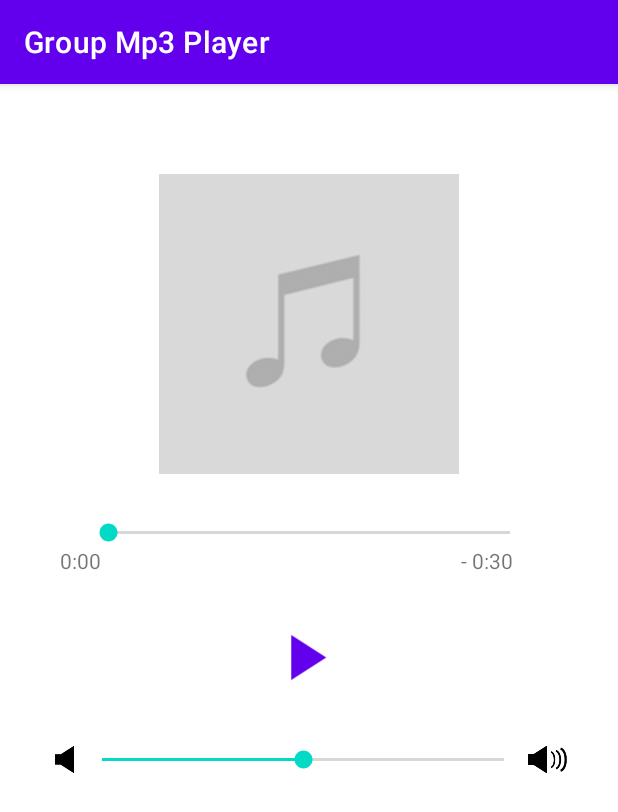
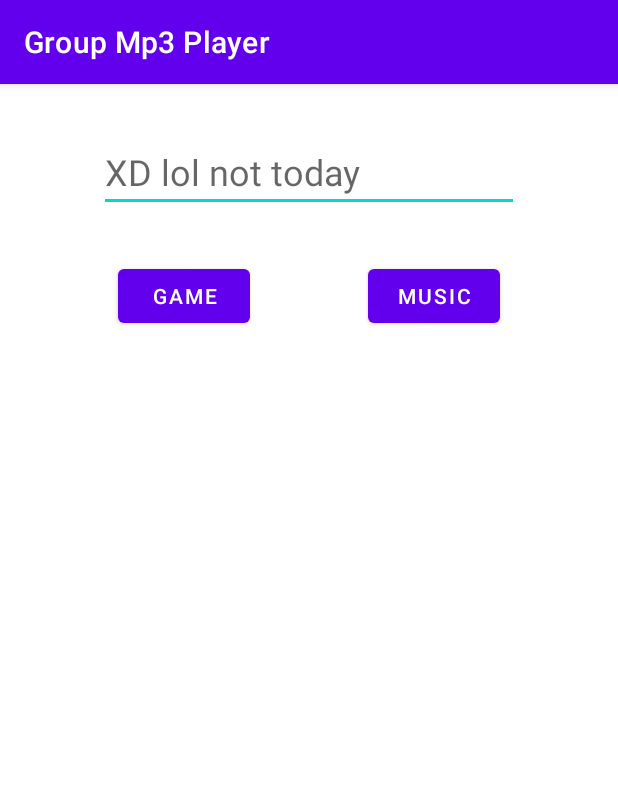
Before and after one commit to KrisTNg/Educational-App-HCI, an Android app: the screen it shows after launch (MainActivity), on a phone screen of 412 x 824 dp. Shown: the top 812 px of the screen. Run offline under Robolectric (Android 15) with nearby library versions, the phone set to English and light mode, and no system bars.

Commit message:
updated changes

```diff
--- a/GroupMp3Player/app/src/main/java/com/example/groupmp3player/MainActivity.java
+++ b/GroupMp3Player/app/src/main/java/com/example/groupmp3player/MainActivity.java
@@ -2,140 +2,33 @@ package com.example.groupmp3player;
 
 import androidx.appcompat.app.AppCompatActivity;
 
-import android.media.MediaPlayer;
+import android.content.Intent;
 import android.os.Bundle;
-import android.os.Handler;
-import android.os.Message;
 import android.view.View;
-import android.widget.Button;
-import android.widget.SeekBar;
-import android.widget.TextView;
 
 public class MainActivity extends AppCompatActivity {
-
-    Button playBtn;
-    SeekBar positionBar, volumeBar;
-    TextView elapsedTimeLabel, remainingTimeLabel;
-    MediaPlayer mp;
-    int totalTime;
 
     @Override
     protected void onCreate(Bundle savedInstanceState) {
         super.onCreate(savedInstanceState);
         setContentView(R.layout.activity_main);
-        playBtn = findViewById(R.id.playBtn);
-        elapsedTimeLabel = findViewById(R.id.elapsedTimeLabel);
-        remainingTimeLabel = findViewById(R.id.remainingTimeLabel);
+    }
 
-        // Media Player
-        mp = MediaPlayer.create(this, R.raw.sample);
-        mp.setLooping(true);
-        mp.seekTo(0);
-        mp.setVolume(0.5f, 0.5f);
-        totalTime = mp.getDuration();
-
-        // Position Bar
-        positionBar = findViewById(R.id.positionBar);
-        positionBar.setMax(totalTime);
-        positionBar.setOnSeekBarChangeListener(
-                new SeekBar.OnSeekBarChangeListener() {
-                    @Override
-                    public void onProgressChanged(SeekBar seekBar, int progress, boolean fromUser) {
-                        if (fromUser) {
-                            mp.seekTo(progress);
-                            positionBar.setProgress(progress);
-                        }
-                    }
-
-                    @Override
-                    public void onStartTrackingTouch(SeekBar seekBar) {
-                    }
-
-                    @Override
-                    public void onStopTrackingTouch(SeekBar seekBar) {
-                    }
-                }
-        );
+    public void music_screen(View view)
+    {
+        Intent intent2 = new Intent(getApplicationContext(), musicActivity.class);
 
 
-        // Volume Bar
-        volumeBar = findViewById(R.id.volumeBar);
-        volumeBar.setOnSeekBarChangeListener(
-                new SeekBar.OnSeekBarChangeListener() {
-                    @Override
-                    public void onProgressChanged(SeekBar seekBar, int progress, boolean fromUser) {
-                        float volumeNum = progress / 100f;
-                        mp.setVolume(volumeNum, volumeNum);
-                    }
+        startActivity(intent2);
+    }
 
-                    @Override
-                    public void onStartTrackingTouch(SeekBar seekBar) {
-                    }
+    public void game_screen(View View)
+    {
 
-                    @Override
-                    public void onStopTrackingTouch(SeekBar seekBar) {
-                    }
-                }
-        );
+        Intent intent = new Intent(getApplicationContext(), gameActivity.class);
 
-        // Thread (Update positionBar & timeLabel)
-        new Thread(new Runnable() {
-            @Override
-            public void run() {
-                while (mp != null) {
-                    try {
-                        Message msg = new Message();
-                        msg.what = mp.getCurrentPosition();
-                        handler.sendMessage(msg);
-                        Thread.sleep(1000);
-                    } catch (InterruptedException ignored) {}
-                }
-            }
-        }).start();
+
+        startActivity(intent);
 
     }
-
-    private Handler handler = new Handler(new Handler.Callback() {
-        @Override
-        public boolean handleMessage(Message msg) {
-            int currentPosition = msg.what;
-            // Update positionBar.
-            positionBar.setProgress(currentPosition);
-
-            // Update Labels.
-            String elapsedTime = createTimeLabel(currentPosition);
-            elapsedTimeLabel.setText(elapsedTime);
-
-            String remainingTime = "- " + createTimeLabel(totalTime - currentPosition);
-            remainingTimeLabel.setText(remainingTime);
-
-            return true;
-        }
-    });
-
-    public String createTimeLabel(int time) {
-        String timeLabel = "";
-        int min = time / 1000 / 60;
-        int sec = time / 1000 % 60;
-
-        timeLabel = min + ":";
-        if (sec < 10) timeLabel += "0";
-        timeLabel += sec;
-
-        return timeLabel;
-    }
-
-    public void playBtnClick(View view) {
-
-        if (!mp.isPlaying()) {
-            // Stopping
-            mp.start();
-            playBtn.setBackgroundResource(R.drawable.stop);
-
-        } else {
-            // Playing
-            mp.pause();
-            playBtn.setBackgroundResource(R.drawable.play);
-        }
-    }
 }
--- a/GroupMp3Player/app/src/main/res/layout/activity_main.xml
+++ b/GroupMp3Player/app/src/main/res/layout/activity_main.xml
@@ -1,70 +1,45 @@
 <?xml version="1.0" encoding="utf-8"?>
-<LinearLayout xmlns:android="http://schemas.android.com/apk/res/android"
+<androidx.constraintlayout.widget.ConstraintLayout xmlns:android="http://schemas.android.com/apk/res/android"
     xmlns:app="http://schemas.android.com/apk/res-auto"
     xmlns:tools="http://schemas.android.com/tools"
     android:layout_width="match_parent"
     android:layout_height="match_parent"
-    tools:context="com.example.groupmp3player.MainActivity"
-    android:orientation="vertical"
-    android:gravity="center_horizontal">
+    tools:context=".MainActivity">
 
-    <ImageView
+    <Button
+        android:id="@+id/btn_game"
         android:layout_width="wrap_content"
         android:layout_height="wrap_content"
-        android:src="@drawable/image"
-        android:layout_marginTop="60dp"/>
+        android:layout_marginTop="32dp"
+        android:onClick="game_screen"
+        android:text="Game"
+        app:layout_constraintEnd_toStartOf="@+id/Music"
+        app:layout_constraintHorizontal_bias="0.5"
+        app:layout_constraintStart_toStartOf="parent"
+        app:layout_constraintTop_toBottomOf="@+id/edt_MSG" />
 
-    <SeekBar
-        android:id="@+id/positionBar"
-        android:layout_width="300dp"
+    <EditText
+        android:id="@+id/edt_MSG"
+        android:layout_width="wrap_content"
         android:layout_height="wrap_content"
-        android:layout_marginTop="30dp"/>
-
-    <LinearLayout
-        android:layout_width="match_parent"
-        android:layout_height="wrap_content">
-        <TextView
-            android:id="@+id/elapsedTimeLabel"
-            android:layout_width="wrap_content"
-            android:layout_height="wrap_content"
-            android:text="0:11"
-            android:layout_marginLeft="40dp"/>
-        <TextView
-            android:id="@+id/remainingTimeLabel"
-            android:layout_width="wrap_content"
-            android:layout_height="wrap_content"
-            android:text="-1:49"
-            android:layout_marginLeft="240dp"/>
-    </LinearLayout>
+        android:layout_marginTop="32dp"
+        android:ems="10"
+        android:hint="XD lol not today"
+        android:inputType="textPersonName"
+        android:textSize="24sp"
+        app:layout_constraintEnd_toEndOf="parent"
+        app:layout_constraintStart_toStartOf="parent"
+        app:layout_constraintTop_toTopOf="parent" />
 
     <Button
-        android:id="@+id/playBtn"
-        android:layout_width="30dp"
-        android:layout_height="30dp"
-        android:background="@drawable/play"
-        android:layout_marginTop="40dp"
-        android:onClick="playBtnClick"/>
-
-    <LinearLayout
-        android:layout_width="match_parent"
+        android:id="@+id/Music"
+        android:layout_width="wrap_content"
         android:layout_height="wrap_content"
-        android:orientation="horizontal"
-        android:layout_marginTop="40dp"
-        android:gravity="center">
-        <ImageView
-            android:layout_width="18dp"
-            android:layout_height="18dp"
-            android:src="@drawable/sound"/>
-        <SeekBar
-            android:id="@+id/volumeBar"
-            android:layout_width="300dp"
-            android:layout_height="wrap_content"
-            android:progress="50"
-            android:max="100"/>
-        <ImageView
-            android:layout_width="26dp"
-            android:layout_height="26dp"
-            android:src="@drawable/sound2"/>
-    </LinearLayout>
-
-</LinearLayout>
+        android:layout_marginTop="32dp"
+        android:onClick="music_screen"
+        android:text="Music"
+        app:layout_constraintEnd_toEndOf="parent"
+        app:layout_constraintHorizontal_bias="0.5"
+        app:layout_constraintStart_toEndOf="@+id/btn_game"
+        app:layout_constraintTop_toBottomOf="@+id/edt_MSG" />
+</androidx.constraintlayout.widget.ConstraintLayout>
```
Also changed, not shown: GroupMp3Player/app/src/main/AndroidManifest.xml (+8 -2 lines), GroupMp3Player/app/src/main/java/com/example/groupmp3player/musicActivity.java (added, +149 -0 lines), GroupMp3Player/app/src/main/res/layout/activity_music.xml (added, +77 -0 lines).
